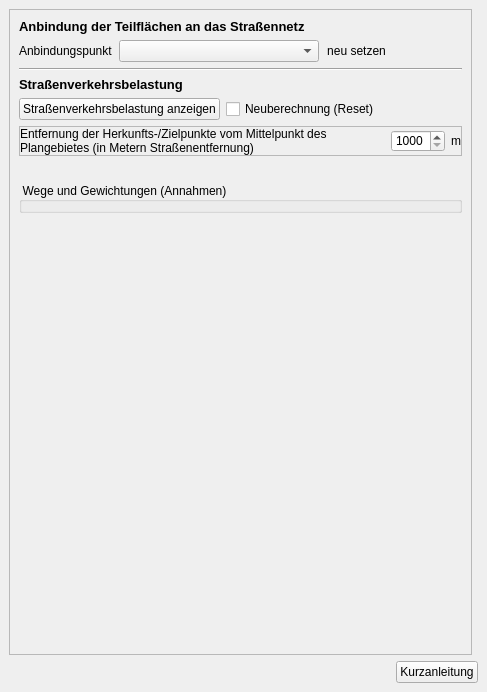
Qt form projektcheck/ui/ProjektCheck_dockwidget_analysis_03-ViU.ui (projektcheck/ProjektCheck-QGIS) before a commit.
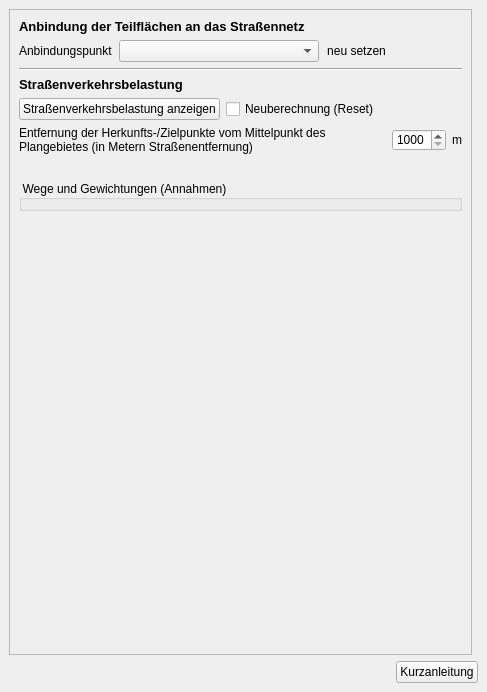
The same form after that commit. Icons and pictures are not drawn.

Commit message: hide recalc. checks if initial calculation is required

The edit to the form file:
```diff
--- a/projektcheck/ui/ProjektCheck_dockwidget_analysis_03-ViU.ui
+++ b/projektcheck/ui/ProjektCheck_dockwidget_analysis_03-ViU.ui
@@ -218,10 +218,13 @@
            <bool>true</bool>
           </property>
           <property name="frameShape">
-           <enum>QFrame::StyledPanel</enum>
+           <enum>QFrame::NoFrame</enum>
           </property>
           <property name="frameShadow">
-           <enum>QFrame::Raised</enum>
+           <enum>QFrame::Plain</enum>
+          </property>
+          <property name="lineWidth">
+           <number>0</number>
           </property>
           <layout class="QHBoxLayout" name="horizontalLayout_6">
            <property name="leftMargin">
```
The commit also changes 2 other files.
